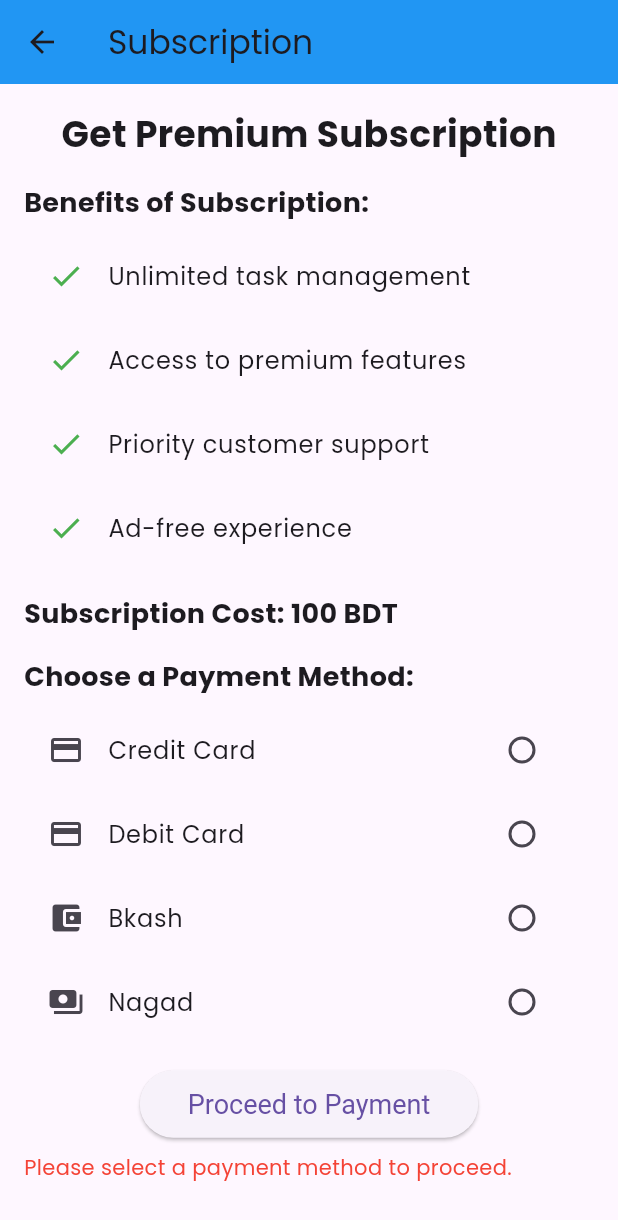
After one commit to son1cleo/SchedulEase, a Flutter app: the SubscriptionScreen screen opened directly, after a tap on "Proceed to Payment", on a phone screen of 412 x 824 dp. The commit adds this screen. Shown: the top 1220 px of the screen. Run offline on Flutter 3.47's test engine with Material 3 defaults, Android fonts, the phone set to English and light mode, and no system bars; our stand-ins replace shared_preferences; accounts and stored records are empty.

Commit message:
subscription fetched in client

```diff
--- /dev/null
+++ b/client/lib/screens/subscription.dart
@@ -0,0 +1,203 @@
+import 'package:flutter/material.dart';
+import 'package:provider/provider.dart';
+import 'package:client/providers/user_provider.dart';
+import 'package:http/http.dart' as http;
+import 'dart:convert';
+
+class SubscriptionScreen extends StatefulWidget {
+  @override
+  _SubscriptionScreenState createState() => _SubscriptionScreenState();
+}
+
+class _SubscriptionScreenState extends State<SubscriptionScreen> {
+  String? selectedPayment;
+  bool isLoading = false;
+
+  Future<void> proceedWithSubscription() async {
+    if (selectedPayment == null) return;
+
+    final userProvider = Provider.of<UserProvider>(context, listen: false);
+    final userId = userProvider.user?['_id'];
+
+    if (userId == null) return;
+
+    setState(() {
+      isLoading = true;
+    });
+
+    try {
+      final response = await http.post(
+        Uri.parse('http://127.0.0.1:5000/subscribe/api/'),
+        headers: {'Content-Type': 'application/json'},
+        body: jsonEncode({
+          'paymentMethod': selectedPayment,
+          'userId': userId,
+        }),
+      );
+
+      if (response.statusCode == 200) {
+        await userProvider.refreshUserSubscription(); // Refresh user data
+        Navigator.pushReplacement(
+          context,
+          MaterialPageRoute(builder: (_) => SubscriptionScreen()),
+        );
+        ScaffoldMessenger.of(context).showSnackBar(
+          SnackBar(content: Text('Subscription successful!')),
+        );
+      } else {
+        throw Exception('Failed to subscribe');
+      }
+    } catch (error) {
+      ScaffoldMessenger.of(context).showSnackBar(
+        SnackBar(content: Text('Subscription failed: ${error.toString()}')),
+      );
+    } finally {
+      setState(() {
+        isLoading = false;
+      });
+    }
+  }
+
+  @override
+  Widget build(BuildContext context) {
+    final userProvider = Provider.of<UserProvider>(context);
+    final bool isSubscribed =
+        userProvider.user?['subscription_status'] ?? false;
+
+    return Scaffold(
+      appBar: AppBar(
+        title: Text('Subscription'),
+        backgroundColor: Colors.blue,
+      ),
+      body: Padding(
+        padding: const EdgeInsets.all(16.0),
+        child: Column(
+          crossAxisAlignment: CrossAxisAlignment.start,
+          children: [
+            Center(
+              child: Text(
+                isSubscribed
+                    ? 'You are currently subscribed!'
+                    : 'Get Premium Subscription',
+                style: TextStyle(fontSize: 24, fontWeight: FontWeight.bold),
+              ),
+            ),
+            SizedBox(height: 16),
+            if (!isSubscribed)
+              Column(
+                crossAxisAlignment: CrossAxisAlignment.start,
+                children: [
+                  Text(
+                    'Benefits of Subscription:',
+                    style: TextStyle(fontSize: 18, fontWeight: FontWeight.bold),
+                  ),
+                  SizedBox(height: 8),
+                  ...[
+                    'Unlimited task management',
+                    'Access to premium features',
+                    'Priority customer support',
+                    'Ad-free experience'
+                  ].map((benefit) => ListTile(
+                        leading: Icon(Icons.check, color: Colors.green),
+                        title: Text(benefit),
+                      )),
+                  SizedBox(height: 16),
+                  Text(
+                    'Subscription Cost: 100 BDT',
+                    style: TextStyle(fontSize: 18, fontWeight: FontWeight.bold),
+                  ),
+                  SizedBox(height: 16),
+                  Text(
+                    'Choose a Payment Method:',
+                    style: TextStyle(fontSize: 18, fontWeight: FontWeight.bold),
+                  ),
+                  SizedBox(height: 8),
+                  ListTile(
+                    leading: Icon(Icons.credit_card),
+                    title: Text('Credit Card'),
+                    trailing: Radio<String>(
+                      value: 'CreditCard',
+                      groupValue: selectedPayment,
+                      onChanged: (value) {
+                        setState(() {
+                          selectedPayment = value;
+                        });
+                      },
+                    ),
+                  ),
+                  ListTile(
+                    leading: Icon(Icons.credit_card),
+                    title: Text('Debit Card'),
+                    trailing: Radio<String>(
+                      value: 'DebitCard',
+                      groupValue: selectedPayment,
+                      onChanged: (value) {
+                        setState(() {
+                          selectedPayment = value;
+                        });
+                      },
+                    ),
+                  ),
+                  ListTile(
+                    leading: Icon(Icons.account_balance_wallet),
+                    title: Text('Bkash'),
+                    trailing: Radio<String>(
+                      value: 'Bkash',
+                      groupValue: selectedPayment,
+                      onChanged: (value) {
+                        setState(() {
+                          selectedPayment = value;
+                        });
+                      },
+                    ),
+                  ),
+                  ListTile(
+                    leading: Icon(Icons.payments),
+                    title: Text('Nagad'),
+                    trailing: Radio<String>(
+                      value: 'Nagad',
+                      groupValue: selectedPayment,
+                      onChanged: (value) {
+                        setState(() {
+                          selectedPayment = value;
+                        });
+                      },
+                    ),
+                  ),
+                  SizedBox(height: 16),
+                  Center(
+                    child: ElevatedButton(
+                      onPressed: isLoading ? null : proceedWithSubscription,
+                      child: isLoading
+                          ? CircularProgressIndicator(color: Colors.white)
+                          : Text('Proceed to Payment'),
+                      style: ElevatedButton.styleFrom(
+                        padding:
+                            EdgeInsets.symmetric(horizontal: 32, vertical: 12),
+                        textStyle: TextStyle(fontSize: 18),
+                      ),
+                    ),
+                  ),
+                  if (selectedPayment == null)
+                    Padding(
+                      padding: const EdgeInsets.only(top: 8.0),
+                      child: Text(
+                        'Please select a payment method to proceed.',
+                        style: TextStyle(color: Colors.red),
+                      ),
+                    ),
+                ],
+              )
+            else
+              Center(
+                child: Text(
+                  'Thank you for being a subscriber!',
+                  style: TextStyle(fontSize: 18, color: Colors.green),
+                ),
+              ),
+          ],
+        ),
+      ),
+    );
+  }
+}
```
Also changed, not shown: client/lib/providers/user_provider.dart (+47 -1 lines), client/lib/screens/dashboard.dart (+25 -5 lines), client/lib/screens/keep_note.dart (added, +16 -0 lines), client/lib/screens/settings.dart (added, +16 -0 lines), client/lib/screens/smart_scheduling.dart (added, +16 -0 lines), 5 other files.
